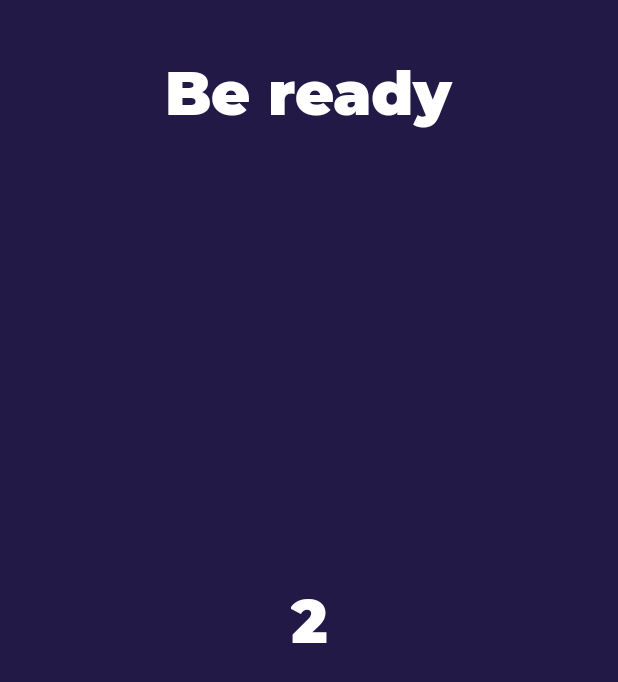
After one commit to totenhund/CrocoUp, an Android app: the GameCountdownFragment screen opened through its navigation route, on a phone screen of 412 x 824 dp. The commit adds this screen. Shown: the top 682 px of the screen. Run offline under Robolectric (Android 15) with nearby library versions, the phone set to English and light mode, and no system bars; our stand-ins replace Timber, data binding.

Commit message:
fragment that plays role of countdown before starting game is added

```diff
--- a/app/build.gradle
+++ b/app/build.gradle
@@ -56,6 +56,8 @@ dependencies {
     implementation 'androidx.appcompat:appcompat:1.2.0'
     implementation 'androidx.constraintlayout:constraintlayout:2.0.4'
     implementation 'androidx.legacy:legacy-support-v4:1.0.0'
+    implementation 'androidx.lifecycle:lifecycle-livedata-ktx:2.2.0'
+    implementation 'androidx.lifecycle:lifecycle-viewmodel-ktx:2.2.0'
     testImplementation 'junit:junit:4.13.1'
     androidTestImplementation 'androidx.test:runner:1.3.0'
     androidTestImplementation 'androidx.test.espresso:espresso-core:3.3.0'
--- /dev/null
+++ b/app/src/main/java/com/example/android/guesstheword/screens/countdown/GameCountdownFragment.kt
@@ -0,0 +1,72 @@
+package com.example.android.guesstheword.screens.countdown
+
+import android.content.pm.ActivityInfo
+import android.graphics.Color
+import androidx.lifecycle.ViewModelProvider
+import android.os.Bundle
+import android.os.CountDownTimer
+import android.text.format.DateUtils
+import androidx.fragment.app.Fragment
+import android.view.LayoutInflater
+import android.view.View
+import android.view.ViewGroup
+import androidx.databinding.DataBindingUtil
+import androidx.lifecycle.Observer
+import androidx.navigation.fragment.NavHostFragment
+import androidx.navigation.fragment.navArgs
+import com.example.android.guesstheword.R
+import com.example.android.guesstheword.databinding.GameCountdownFragmentBinding
+import com.example.android.guesstheword.databinding.ScoreFragmentBinding
+import com.example.android.guesstheword.screens.game.GameFragmentDirections
+import com.example.android.guesstheword.screens.score.ScoreFragmentArgs
+import com.example.android.guesstheword.screens.score.ScoreViewModel
+import com.example.android.guesstheword.screens.score.ScoreViewModelFactory
+import com.example.android.guesstheword.screens.title.TitleFragmentDirections
+
+class GameCountdownFragment : Fragment() {
+
+    companion object {
+        fun newInstance() = GameCountdownFragment()
+    }
+
+    private lateinit var viewModel: GameCountdownViewModel
+    private lateinit var viewModelFactory: GameCountdownViewModelFactory
+
+    override fun onCreateView(inflater: LayoutInflater, container: ViewGroup?,
+                              savedInstanceState: Bundle?): View? {
+
+        val binding: GameCountdownFragmentBinding = DataBindingUtil.inflate(
+                inflater,
+                R.layout.game_countdown_fragment,
+                container,
+                false
+        )
+
+
+        val countdownFragmentArgs by navArgs<GameCountdownFragmentArgs>()
+
+        viewModelFactory = GameCountdownViewModelFactory(countdownFragmentArgs.category)
+        viewModel = ViewModelProvider(this, viewModelFactory)
+                .get(GameCountdownViewModel::class.java)
+
+        viewModel = ViewModelProvider(this).get(GameCountdownViewModel::class.java)
+
+        activity!!.requestedOrientation = ActivityInfo.SCREEN_ORIENTATION_LANDSCAPE
+
+
+        viewModel.currentTime.observe(viewLifecycleOwner, Observer { newTime ->
+            binding.counterTextView.text = newTime.toString()
+        })
+
+        viewModel.timerFinish.observe(viewLifecycleOwner, Observer { isFinished ->
+            if (isFinished) {
+                val action = GameCountdownFragmentDirections.actionGameCountdownFragmentToGameDestination2(viewModel.category.value!!)
+                NavHostFragment.findNavController(this).navigate(action)
+                viewModel.onTimerComplete()
+            }
+        })
+
+        return binding.root
+    }
+
+}
--- /dev/null
+++ b/app/src/main/java/com/example/android/guesstheword/screens/countdown/GameCountdownViewModel.kt
@@ -0,0 +1,62 @@
+package com.example.android.guesstheword.screens.countdown
+
+import android.os.CountDownTimer
+import androidx.lifecycle.LiveData
+import androidx.lifecycle.MutableLiveData
+import androidx.lifecycle.ViewModel
+import com.example.android.guesstheword.screens.game.GameViewModel
+import timber.log.Timber
+
+class GameCountdownViewModel(wordCategory: Int) : ViewModel() {
+
+    companion object {
+        // when game is over
+        private const val DONE = 0L
+
+        // num of ms in 1 sec
+        private const val ONE_SECOND = 1000L
+
+        // total time of game
+        private const val COUNTDOWN_TIME = 3000L
+    }
+
+    private val timer: CountDownTimer
+
+    private val _category = MutableLiveData<Int>()
+    val category: LiveData<Int>
+        get() = _category
+
+    private val _currentTime = MutableLiveData<Long>()
+    val currentTime: LiveData<Long>
+        get() = _currentTime
+
+    private val _timerFinish = MutableLiveData<Boolean>()
+    val timerFinish: LiveData<Boolean>
+        get() = _timerFinish
+
+    init {
+        _category.value = wordCategory
+
+
+        timer = object : CountDownTimer(GameCountdownViewModel.COUNTDOWN_TIME, GameCountdownViewModel.ONE_SECOND) {
+            override fun onFinish() {
+                _currentTime.value = GameCountdownViewModel.DONE
+                _timerFinish.value = true
+            }
+
+            override fun onTick(p0: Long) {
+                _currentTime.value = (p0 / GameCountdownViewModel.ONE_SECOND)
+            }
+        }.start()
+    }
+
+    override fun onCleared() {
+        super.onCleared()
+        timer.cancel()
+        Timber.i("timer is canceled")
+    }
+
+    fun onTimerComplete() {
+        _timerFinish.value = false
+    }
+}
--- /dev/null
+++ b/app/src/main/java/com/example/android/guesstheword/screens/countdown/GameCountdownViewModelFactory.kt
@@ -0,0 +1,13 @@
+package com.example.android.guesstheword.screens.countdown
+
+import androidx.lifecycle.ViewModel
+import androidx.lifecycle.ViewModelProvider
+
+class GameCountdownViewModelFactory(private val wordCategory: Int) : ViewModelProvider.Factory {
+    override fun <T : ViewModel?> create(modelClass: Class<T>): T {
+        if (modelClass.isAssignableFrom(GameCountdownViewModel::class.java)) {
+            return GameCountdownViewModel(wordCategory) as T
+        }
+        throw IllegalArgumentException("Unknown ViewModel class")
+    }
+}
--- a/app/src/main/java/com/example/android/guesstheword/screens/title/TitleFragment.kt
+++ b/app/src/main/java/com/example/android/guesstheword/screens/title/TitleFragment.kt
@@ -96,7 +96,7 @@ class TitleFragment : Fragment() {
         binding.viewPager2.adapter = ViewPagerAdapter(tableNames) {
             Log.i("logi", "clicked at : $it")
             val wordCategory = it
-            val action = TitleFragmentDirections.actionTitleToGame(wordCategory)
+            val action = TitleFragmentDirections.actionTitleDestinationToGameCountdownFragment2(wordCategory)
             findNavController(this).navigate(action)
         }
         binding.viewPager2.offscreenPageLimit = 1
--- /dev/null
+++ b/app/src/main/res/layout/game_countdown_fragment.xml
@@ -0,0 +1,38 @@
+<?xml version="1.0" encoding="utf-8"?>
+
+
+<layout xmlns:android="http://schemas.android.com/apk/res/android"
+    xmlns:app="http://schemas.android.com/apk/res-auto"
+    xmlns:tools="http://schemas.android.com/tools">
+
+    <androidx.constraintlayout.widget.ConstraintLayout
+        android:id="@+id/countdown_layout"
+        android:layout_width="match_parent"
+        android:layout_height="match_parent"
+        android:background="@color/main_background"
+        tools:context=".screens.countdown.GameCountdownFragment">
+
+
+        <TextView
+            android:id="@+id/counterTextView"
+            android:layout_width="wrap_content"
+            android:layout_height="wrap_content"
+            android:text="3"
+            android:textSize="40dp"
+            app:layout_constraintBottom_toBottomOf="parent"
+            app:layout_constraintEnd_toEndOf="parent"
+            app:layout_constraintStart_toStartOf="parent"
+            app:layout_constraintTop_toTopOf="parent" />
+
+        <TextView
+            android:id="@+id/titleCounterTextView"
+            android:layout_width="wrap_content"
+            android:layout_height="wrap_content"
+            android:layout_marginTop="32dp"
+            android:text="Be ready"
+            android:textSize="40sp"
+            app:layout_constraintEnd_toEndOf="parent"
+            app:layout_constraintStart_toStartOf="parent"
+            app:layout_constraintTop_toTopOf="parent" />
+    </androidx.constraintlayout.widget.ConstraintLayout>
+</layout>
```
Also changed, not shown: app/src/main/java/com/example/android/guesstheword/screens/game/GameFragment.kt (+7 -9 lines), app/src/main/java/com/example/android/guesstheword/screens/game/GameViewModel.kt (+3 -4 lines), app/src/main/res/navigation/main_navigation.xml (+15 -7 lines).
